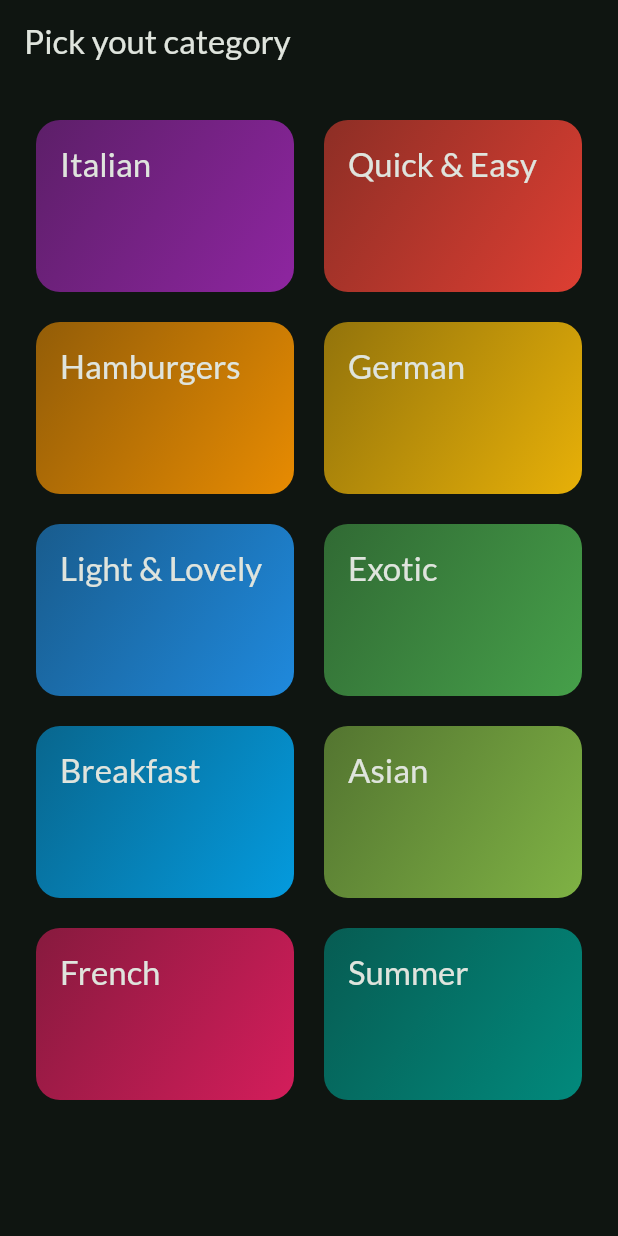
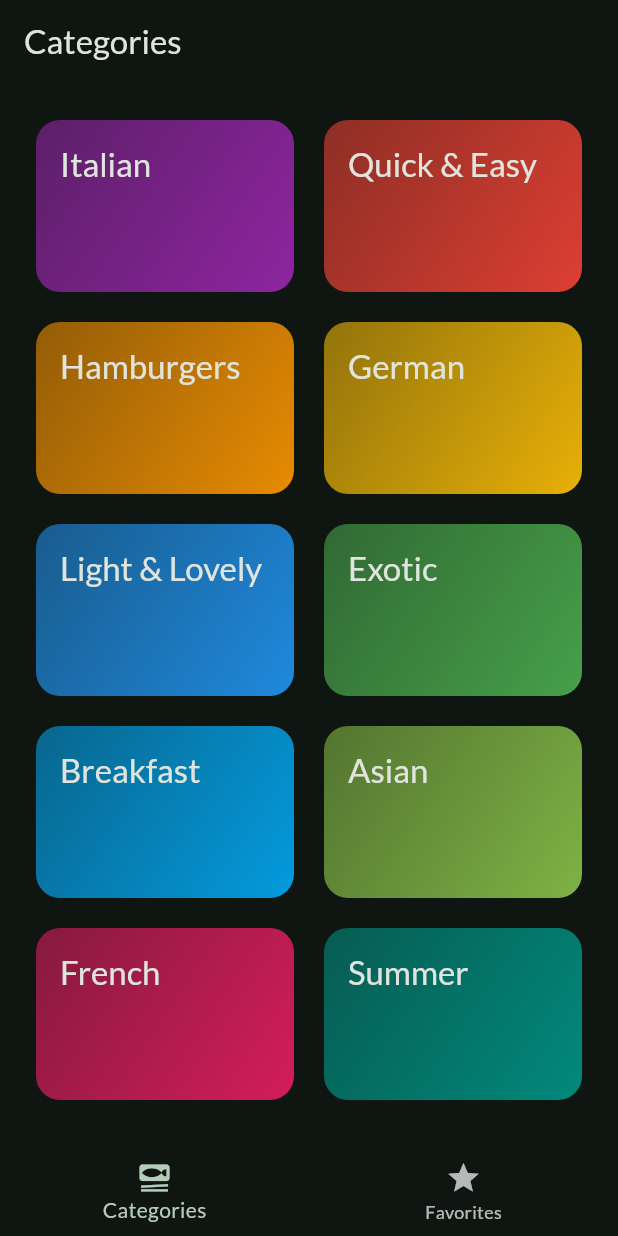
Before and after one commit to auri-gabriel/meals, a Flutter app: the screen it shows after launch, on a phone screen of 412 x 824 dp. Run offline on Flutter 3.47's test engine with Material 3 defaults, Android fonts, the phone set to English and light mode, and no system bars; our stand-ins replace google_fonts, transparent_image.

Commit message:
Implement TabsScreen for navigation and update MealsScreen to handle optional title

```diff
--- a/lib/main.dart
+++ b/lib/main.dart
@@ -2,6 +2,7 @@ import 'package:flutter/material.dart';
 
 import 'package:google_fonts/google_fonts.dart';
 import 'package:meals/screens/categories.dart';
+import 'package:meals/screens/tabs.dart';
 
 final theme = ThemeData(
   useMaterial3: true,
@@ -21,6 +22,6 @@ class App extends StatelessWidget {
 
   @override
   Widget build(BuildContext context) {
-    return MaterialApp(theme: theme, home: CategoriesScreen());
+    return MaterialApp(theme: theme, home: TabsScreen());
   }
 }
--- a/lib/screens/categories.dart
+++ b/lib/screens/categories.dart
@@ -23,9 +23,7 @@ class CategoriesScreen extends StatelessWidget {
 
   @override
   Widget build(BuildContext context) {
-    return Scaffold(
-      appBar: AppBar(title: Text('Pick yout category')),
-      body: GridView(
+    return GridView(
       padding: EdgeInsets.all(24),
       gridDelegate: const SliverGridDelegateWithFixedCrossAxisCount(
         crossAxisCount: 2,
@@ -42,7 +40,6 @@ class CategoriesScreen extends StatelessWidget {
             },
           ),
       ],
-      ),
     );
   }
 }
--- /dev/null
+++ b/lib/screens/tabs.dart
@@ -0,0 +1,47 @@
+import 'package:flutter/material.dart';
+import 'package:meals/screens/categories.dart';
+import 'package:meals/screens/meals.dart';
+
+class TabsScreen extends StatefulWidget {
+  const TabsScreen({super.key});
+
+  @override
+  State<TabsScreen> createState() => _TabsScreenState();
+}
+
+class _TabsScreenState extends State<TabsScreen> {
+  int _selectedPageIndex = 0;
+
+  void _selectPage(int index) {
+    setState(() {
+      _selectedPageIndex = index;
+    });
+  }
+
+  @override
+  Widget build(BuildContext context) {
+    Widget activePage = const CategoriesScreen();
+    var activePageTitle = 'Categories';
+
+    if (_selectedPageIndex == 1) {
+      activePage = MealsScreen(meals: []);
+      activePageTitle = 'Your Favorites';
+    }
+
+    return Scaffold(
+      appBar: AppBar(title: Text(activePageTitle)),
+      body: activePage,
+      bottomNavigationBar: BottomNavigationBar(
+        onTap: _selectPage,
+        currentIndex: _selectedPageIndex,
+        items: [
+          BottomNavigationBarItem(
+            icon: Icon(Icons.set_meal),
+            label: 'Categories',
+          ),
+          BottomNavigationBarItem(icon: Icon(Icons.star), label: 'Favorites'),
+        ],
+      ),
+    );
+  }
+}
```
Also changed, not shown: lib/screens/meals.dart (+7 -3 lines). Lines whose indentation alone changed are shown as unchanged.
